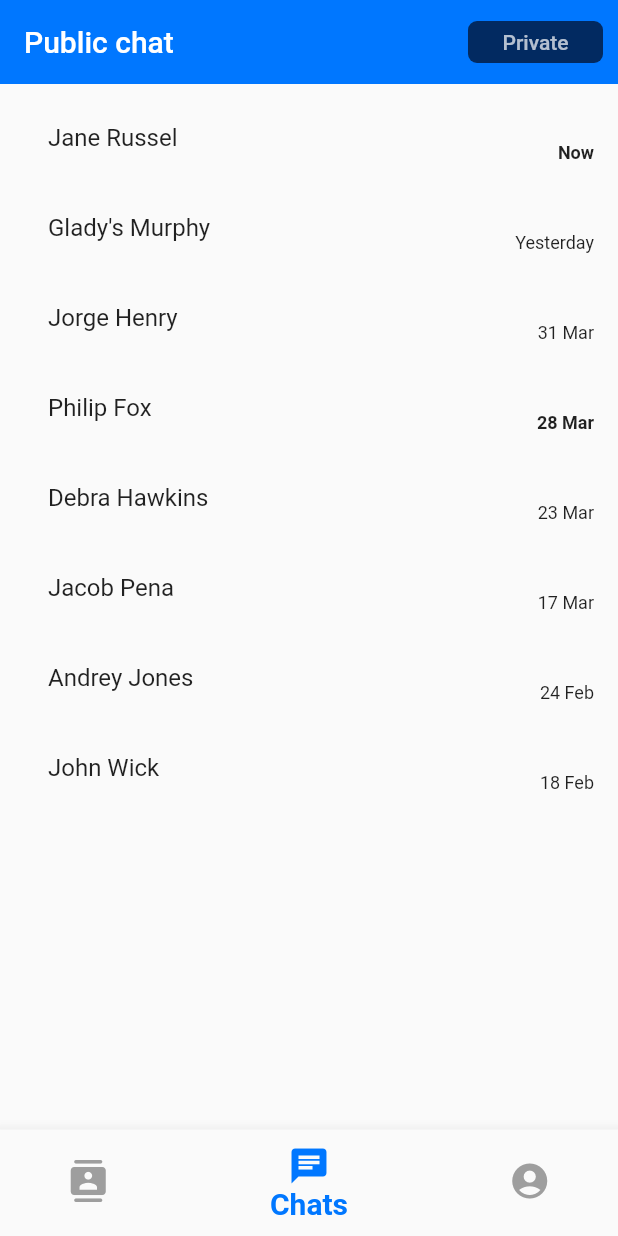
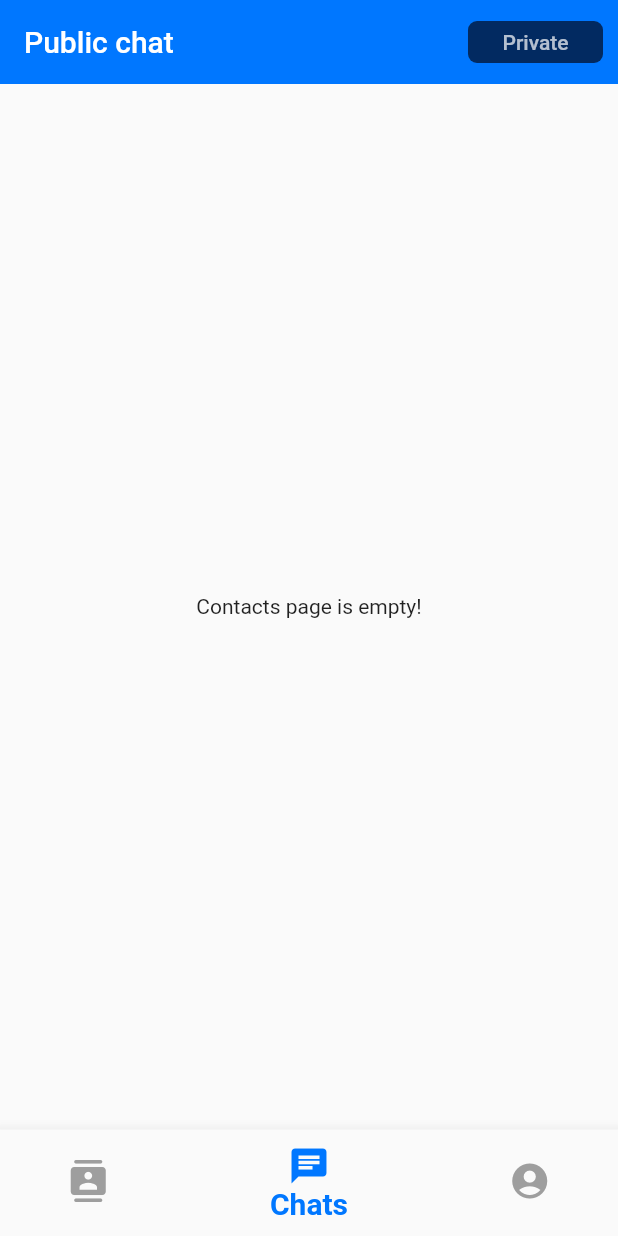
Before and after one commit to gukkame/secure-messenger, a Flutter app: the screen it shows after launch, item 2 of the bottom bar chosen, after a tap on "Public", on a phone screen of 412 x 824 dp. Run offline on Flutter 3.47's test engine with Material 2 defaults, Android fonts, the phone set to English and light mode, and no system bars; our stand-ins replace cloud_firestore, firebase_auth, firebase_core, firebase_storage, image_picker, local_auth and 2 more; missing offline and left inert: encrypt, flutter_sound_record, pointycastle; accounts and stored records are empty; network calls fail.

```diff
--- a/lib/api/contacts_api.dart
+++ b/lib/api/contacts_api.dart
@@ -33,9 +33,9 @@ class ContactsApi extends Api {
     try {
       List<BasicUserInfo> friends = [];
 
-      var data = (await readPath(
-              collection: "friends", path: Convert.encrypt(user.email)))
-          .data() as Map<String, dynamic>;
+      var data = (await readPath(collection: "friends", path: user.email))
+          .data() as Map<String, dynamic>?;
+      if (data == null) return [];
 
       for (var entry in data["friends"].entries) {
         // Add getting the last message sent between these two people
--- a/lib/components/conversation_list.dart
+++ b/lib/components/conversation_list.dart
@@ -12,10 +12,10 @@ class ConversationList extends StatefulWidget {
   const ConversationList({
     super.key,
     required this.name,
-    required this.messageText,
-    required this.imageUrl,
-    required this.time,
-    required this.isMessageRead,
+    this.messageText = "",
+    this.imageUrl = "",
+    this.time = "",
+    this.isMessageRead = true,
   });
 
   @override
--- a/lib/pages/conversations.dart
+++ b/lib/pages/conversations.dart
@@ -1,15 +1,11 @@
 import 'package:flutter/material.dart';
+import 'package:secure_messenger/api/contacts_api.dart';
+import 'package:secure_messenger/provider/provider_manager.dart';
 import 'package:secure_messenger/utils/colors.dart';
 
 import '../components/bottom_nav_bar.dart';
 import '../components/conversation_list.dart';
-
-class ChatUsers {
-  String name;
-  String imageURL;
-  String time;
-  ChatUsers({required this.name, required this.imageURL, required this.time});
-}
+import '../utils/chat_users.dart';
 
 class ConversationPage extends StatefulWidget {
   const ConversationPage({super.key});
@@ -20,48 +16,20 @@ class ConversationPage extends StatefulWidget {
 
 class _ConversationPageState extends State<ConversationPage> {
   bool private = true;
-  List<ChatUsers> chatUsers = [
-    ChatUsers(
-        name: "Jane Russel",
-        // messageText: "Awesome Setup", //! Unnecaserry
-        imageURL: "images/userImage1.jpeg",
-        time: "Now"), //! Unecassery
-    ChatUsers(
-        name: "Glady's Murphy",
-        // messageText: "That's Great",
-        imageURL: "images/userImage2.jpeg",
-        time: "Yesterday"),
-    ChatUsers(
-        name: "Jorge Henry",
-        // messageText: "Hey where are you?",
-        imageURL: "images/userImage3.jpeg",
-        time: "31 Mar"),
-    ChatUsers(
-        name: "Philip Fox",
-        // messageText: "Busy! Call me in 20 mins",
-        imageURL: "images/userImage4.jpeg",
-        time: "28 Mar"),
-    ChatUsers(
-        name: "Debra Hawkins",
-        // messageText: "Thankyou, It's awesome",
-        imageURL: "images/userImage5.jpeg",
-        time: "23 Mar"),
-    ChatUsers(
-        name: "Jacob Pena",
-        // messageText: "will update you in evening",
-        imageURL: "images/userImage6.jpeg",
-        time: "17 Mar"),
-    ChatUsers(
-        name: "Andrey Jones",
-        // messageText/: "Can you please share the file?",
-        imageURL: "images/userImage7.jpeg",
-        time: "24 Feb"),
-    ChatUsers(
-        name: "John Wick",
-        // messageText: "How are you?",
-        imageURL: "images/userImage8.jpeg",
-        time: "18 Feb"),
-  ];
+  List<ChatUsers>? chatUsers;
+
+  @override
+  void initState() {
+    _getChatUsers();
+    super.initState();
+  }
+
+  void _getChatUsers() async {
+    var user = ProviderManager().getUser(context);
+    var friends = await ContactsApi().getFriends(user);
+    chatUsers = friends.map((e) => ChatUsers(name: user.name)).toList();
+    setState(() {});
+  }
 
   @override
   Widget build(BuildContext context) {
@@ -73,19 +41,17 @@ class _ConversationPageState extends State<ConversationPage> {
         shadowColor: Colors.transparent,
         automaticallyImplyLeading: false,
       ),
-      body: ListView.builder(
-        itemCount: chatUsers.length,
+      body: chatUsers == null
+          ? const Center(child: CircularProgressIndicator())
+          : chatUsers!.isEmpty
+              ? const Center(child: Text("Contacts page is empty!"))
+              : ListView.builder(
+                  itemCount: chatUsers!.length,
                   shrinkWrap: true,
                   padding: const EdgeInsets.only(top: 16),
                   physics: const NeverScrollableScrollPhysics(),
                   itemBuilder: (context, index) {
-          return ConversationList(
-            name: chatUsers[index].name,
-            messageText: "",
-            imageUrl: chatUsers[index].imageURL,
-            time: chatUsers[index].time,
-            isMessageRead: (index == 0 || index == 3) ? true : false,
-          );
+                    return ConversationList(name: chatUsers![index].name);
                   },
                 ),
       bottomNavigationBar: const BottomNavBar(
@@ -106,7 +72,7 @@ class _ConversationPageState extends State<ConversationPage> {
               alignment: Alignment.centerRight,
               splashFactory: NoSplash.splashFactory,
             ),
-            onPressed: () => onTap(1),
+            onPressed: () => onTap(),
             child: Container(
               decoration: BoxDecoration(
                   color: primeColorDark.withOpacity(0.8),
@@ -128,7 +94,7 @@ class _ConversationPageState extends State<ConversationPage> {
     );
   }
 
-  void onTap(int option) {
+  void onTap() {
     setState(() => private = !private);
   }
 }
--- /dev/null
+++ b/lib/utils/chat_users.dart
@@ -0,0 +1,6 @@
+class ChatUsers {
+  String name;
+  String? imageURL;
+  String? time;
+  ChatUsers({required this.name, this.imageURL, this.time});
+}
```
Lines whose indentation alone changed are shown as unchanged.
